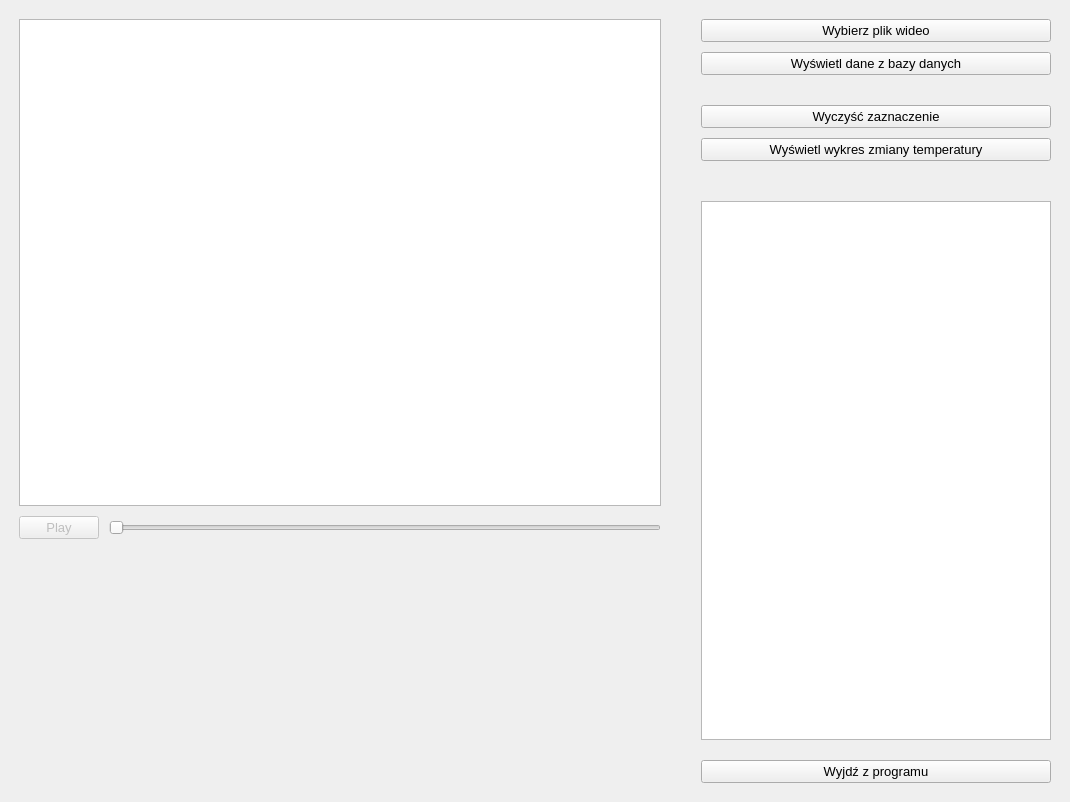
Old version of the form interface.ui in the repository Landerer/Program-wspomagajacy-analize-nagran-termograficznych.
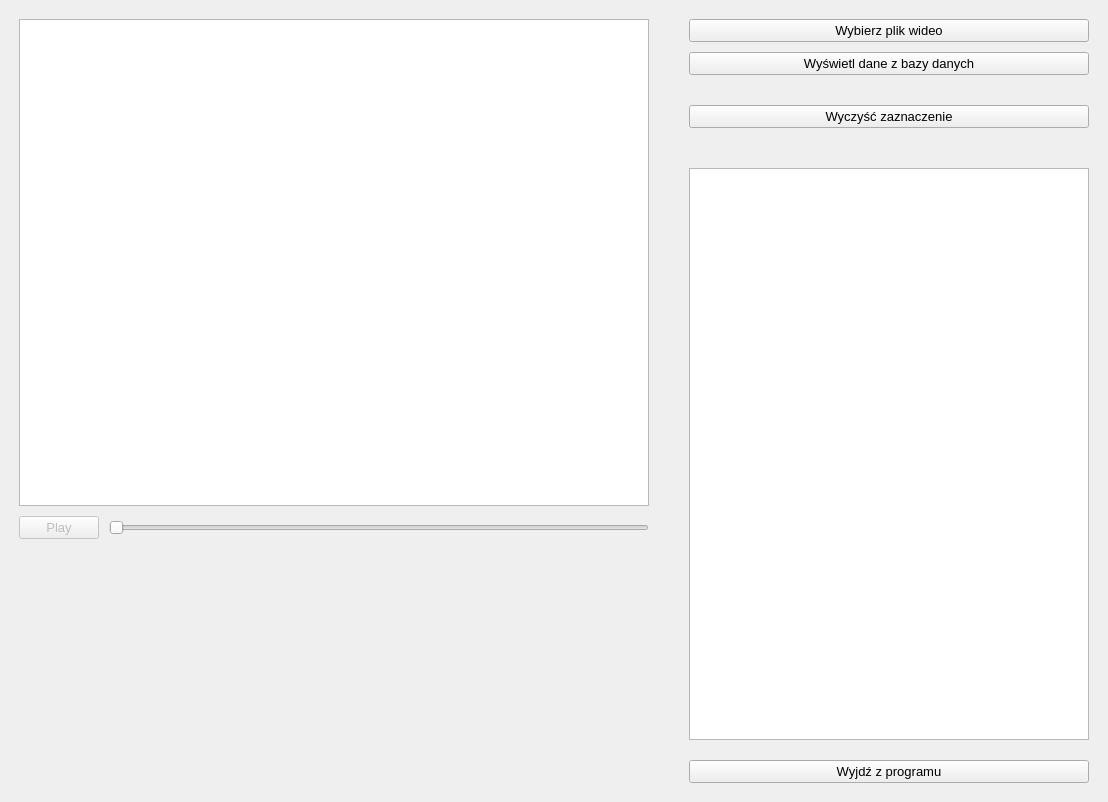
New version of the form. Custom widgets are drawn as their Qt base class.

Commit message: Zmiana rozmiaru interfejsu Usunięcie zbędnego przycisku

The edit to the form file:
```diff
--- a/interface.ui
+++ b/interface.ui
@@ -6,7 +6,7 @@
             <rect>
                 <x>0</x>
                 <y>0</y>
-                <width>1070</width>
+    <width>1108</width>
                 <height>802</height>
             </rect>
         </property>
@@ -173,24 +173,6 @@
                                 </property>
                             </widget>
                         </item>
-                        <item>
-                            <widget class="QPushButton" name="showTemperatureDiagram">
-                                <property name="font">
-                                    <font>
-                                        <pointsize>10</pointsize>
-                                    </font>
-                                </property>
-                                <property name="text">
-                                    <string>Wyświetl wykres zmiany temperatury</string>
-                                </property>
-                                <property name="checkable">
-                                    <bool>false</bool>
-                                </property>
-                                <property name="checked">
-                                    <bool>false</bool>
-                                </property>
-                            </widget>
-                        </item>
                         <item>
                             <spacer name="verticalSpacer_2">
                                 <property name="orientation">
@@ -214,7 +196,7 @@
                                 </property>
                                 <property name="minimumSize">
                                     <size>
-                                        <width>350</width>
+          <width>400</width>
                                         <height>0</height>
                                     </size>
                                 </property>
```
Lines whose indentation alone changed are shown as unchanged. The commit also changes 1 other file.
